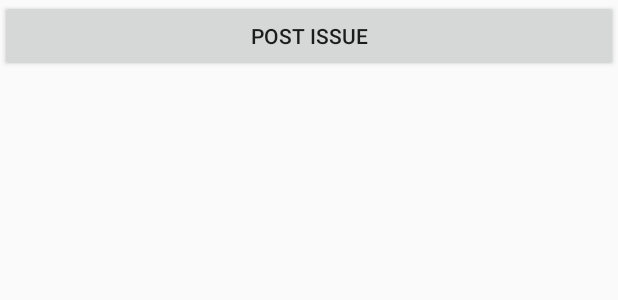
After one commit to tarabhatia/FixIt, an Android app: the layout fragment_post.xml on its own in the app's theme, with its tools: preview values and no code run, on a phone screen of 412 x 824 dp. The commit adds this screen. Shown: the top 300 px of the screen. Run offline under Robolectric (Android 15) with nearby library versions, the phone set to English and light mode, and no system bars.

Commit message:
starting fragments and bottom navigation

```diff
--- a/app/build.gradle
+++ b/app/build.gradle
@@ -28,6 +28,8 @@ dependencies {
     androidTestImplementation 'androidx.test.espresso:espresso-core:3.1.0'
     implementation 'com.google.firebase:firebase-core:17.0.0'
     implementation 'com.google.firebase:firebase-database:17.0.0'
+    implementation 'com.android.support:design:28.0.0'
+
 
 }
 
--- /dev/null
+++ b/app/src/main/res/layout/fragment_post.xml
@@ -0,0 +1,12 @@
+<?xml version="1.0" encoding="utf-8"?>
+<LinearLayout xmlns:android="http://schemas.android.com/apk/res/android"
+    android:orientation="vertical"
+    android:layout_width="match_parent"
+    android:layout_height="match_parent">
+
+    <Button
+        android:id="@+id/btnTest"
+        android:layout_width="match_parent"
+        android:layout_height="wrap_content"
+        android:text="Post Issue" />
+</LinearLayout>
--- /dev/null
+++ b/app/src/main/res/menu/bottom_nav_menu.xml
@@ -0,0 +1,4 @@
+<?xml version="1.0" encoding="utf-8"?>
+<menu xmlns:android="http://schemas.android.com/apk/res/android">
+
+</menu>
--- a/build.gradle
+++ b/build.gradle
@@ -9,6 +9,7 @@ buildscript {
     dependencies {
         classpath 'com.android.tools.build:gradle:3.4.1'
         classpath 'com.google.gms:google-services:4.2.0'
+
         // NOTE: Do not place your application dependencies here; they belong
         // in the individual module build.gradle files
     }
```
Also changed, not shown: app/src/main/AndroidManifest.xml (+4 -3 lines), app/src/main/java/com/example/fixit/UserActivity.java (added, +14 -0 lines), app/src/main/java/com/example/fixit/fragments/PostFragment.java (added, +39 -0 lines), app/src/main/res/layout/activity_main.xml (+7 -0 lines), app/src/main/res/layout/activity_user.xml (added, +21 -0 lines).
